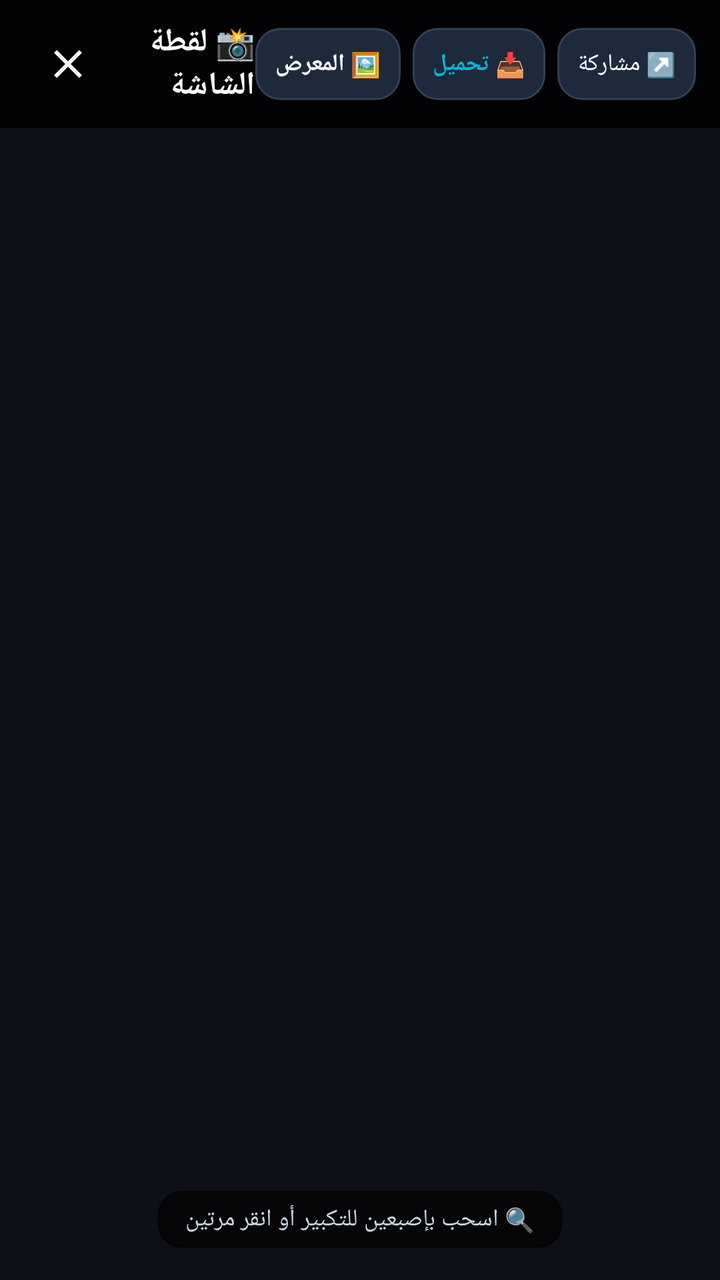
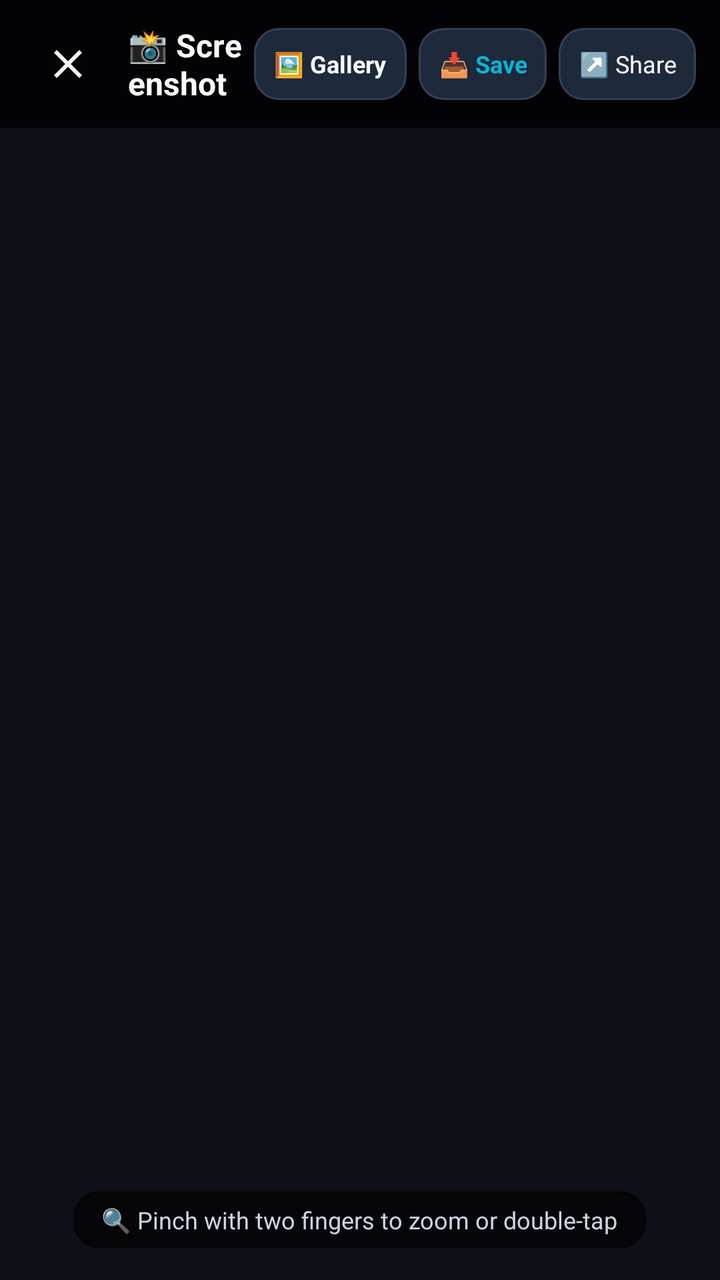

Before-and-after screenshots of an Android layout around one commit, followed by the original layout XML and the change that was made.
<!-- AndroidManifest.xml: application theme Theme.PCRemote -->
<!-- res/layout/dialog_image_preview.xml -->
<?xml version="1.0" encoding="utf-8"?>
<FrameLayout xmlns:android="http://schemas.android.com/apk/res/android"
    xmlns:app="http://schemas.android.com/apk/res-auto"
    android:layout_width="match_parent"
    android:layout_height="match_parent"
    android:background="#FA0F1117">

    <ProgressBar
        android:id="@+id/pbLoading"
        android:layout_width="wrap_content"
        android:layout_height="wrap_content"
        android:layout_gravity="center"
        android:indeterminateTint="@color/accent" />

    <ImageView
        android:id="@+id/ivFullImage"
        android:layout_width="match_parent"
        android:layout_height="match_parent"
        android:contentDescription="Fullscreen Screenshot"
        android:scaleType="fitCenter" />

    
    <LinearLayout
        android:layout_width="match_parent"
        android:layout_height="64dp"
        android:layout_gravity="top"
        android:background="#CC000000"
        android:gravity="center_vertical"
        android:orientation="horizontal"
        android:paddingStart="12dp"
        android:paddingEnd="12dp">

        <ImageButton
            android:id="@+id/btnClose"
            android:layout_width="44dp"
            android:layout_height="44dp"
            android:background="?attr/selectableItemBackgroundBorderless"
            android:contentDescription="Close"
            android:padding="10dp"
            android:src="@drawable/ic_close"
            app:tint="@color/text_primary" />

        <TextView
            android:layout_width="0dp"
            android:layout_height="wrap_content"
            android:layout_marginStart="8dp"
            android:layout_weight="1"
            android:text="📸 لقطة الشاشة"
            android:textColor="@color/text_primary"
            android:textSize="16sp"
            android:textStyle="bold" />

        
        <TextView
            android:id="@+id/btnOpenGallery"
            android:layout_width="wrap_content"
            android:layout_height="36dp"
            android:layout_marginEnd="6dp"
            android:background="@drawable/bg_chip_small"
            android:clickable="true"
            android:focusable="true"
            android:gravity="center"
            android:paddingStart="10dp"
            android:paddingEnd="10dp"
            android:text="🖼️ المعرض"
            android:textColor="@color/text_primary"
            android:textSize="12sp"
            android:textStyle="bold" />

        
        <TextView
            android:id="@+id/btnDownloadImage"
            android:layout_width="wrap_content"
            android:layout_height="36dp"
            android:layout_marginEnd="6dp"
            android:background="@drawable/bg_chip_small"
            android:clickable="true"
            android:focusable="true"
            android:gravity="center"
            android:paddingStart="10dp"
            android:paddingEnd="10dp"
            android:text="📥 تحميل"
            android:textColor="@color/accent"
            android:textSize="12sp"
            android:textStyle="bold" />

        
        <TextView
            android:id="@+id/btnShareImage"
            android:layout_width="wrap_content"
            android:layout_height="36dp"
            android:background="@drawable/bg_chip_small"
            android:clickable="true"
            android:focusable="true"
            android:gravity="center"
            android:paddingStart="10dp"
            android:paddingEnd="10dp"
            android:text="↗️ مشاركة"
            android:textColor="@color/text_primary"
            android:textSize="12sp" />

    </LinearLayout>

    
    <LinearLayout
        android:layout_width="wrap_content"
        android:layout_height="wrap_content"
        android:layout_gravity="bottom|center_horizontal"
        android:layout_marginBottom="16dp"
        android:background="@drawable/bg_chip_small"
        android:backgroundTint="#99000000"
        android:paddingStart="14dp"
        android:paddingTop="6dp"
        android:paddingEnd="14dp"
        android:paddingBottom="6dp">

        <TextView
            android:layout_width="wrap_content"
            android:layout_height="wrap_content"
            android:text="🔍 اسحب بإصبعين للتكبير أو انقر مرتين"
            android:textColor="#CBD5E1"
            android:textSize="12sp" />
    </LinearLayout>

</FrameLayout>
<!-- resources referenced by this layout -->
<resources>
  <color name="accent">#06B6D4</color>
  <color name="text_primary">#F8FAFC</color>
  <!-- drawable bg_chip_small (drawable) -->
  <?xml version="1.0" encoding="utf-8"?>
  <ripple xmlns:android="http://schemas.android.com/apk/res/android"
      android:color="@color/primary_light">
      <item>
          <shape>
              <solid android:color="@color/surface_dark" />
              <stroke android:width="1dp" android:color="@color/surface_variant" />
              <corners android:radius="12dp" />
              <padding
                  android:left="10dp"
                  android:top="5dp"
                  android:right="10dp"
                  android:bottom="5dp" />
          </shape>
      </item>
  </ripple>
  <!-- drawable ic_close (drawable) -->
  <vector xmlns:android="http://schemas.android.com/apk/res/android"
      android:width="24dp"
      android:height="24dp"
      android:viewportWidth="24"
      android:viewportHeight="24">
    <path
        android:fillColor="#FFFFFFFF"
        android:pathData="M19,6.41L17.59,5 12,10.59 6.41,5 5,6.41 10.59,12 5,17.59 6.41,19 12,13.41 17.59,19 19,17.59 13.41,12z"/>
  </vector>
  <style name="Theme.PCRemote" parent="Theme.MaterialComponents.DayNight.NoActionBar">
          
          <item name="colorPrimary">@color/primary</item>
          <item name="colorPrimaryVariant">@color/primary_dark</item>
          <item name="colorOnPrimary">@color/text_primary</item>
          
          <item name="colorSecondary">@color/accent</item>
          <item name="colorSecondaryVariant">@color/accent</item>
          <item name="colorOnSecondary">@color/text_primary</item>
          
          <item name="android:statusBarColor">@color/bg_dark</item>
          <item name="android:windowBackground">@color/bg_dark</item>
      </style>
  <color name="primary_light">#14B8A6</color>
  <color name="surface_dark">#1E293B</color>
  <color name="surface_variant">#334155</color>
  <color name="primary">#0D9488</color>
  <color name="primary_dark">#0F766E</color>
  <color name="bg_dark">#0F172A</color>
</resources>

<!-- the commit's change to res/layout/dialog_image_preview.xml (unified diff, before → after) -->
@@ -45,7 +45,7 @@
             android:layout_height="wrap_content"
             android:layout_marginStart="8dp"
             android:layout_weight="1"
-            android:text="📸 لقطة الشاشة"
+            android:text="📸 Screenshot"
             android:textColor="@color/text_primary"
             android:textSize="16sp"
             android:textStyle="bold" />
@@ -62,7 +62,7 @@
             android:gravity="center"
             android:paddingStart="10dp"
             android:paddingEnd="10dp"
-            android:text="🖼️ المعرض"
+            android:text="🖼️ Gallery"
             android:textColor="@color/text_primary"
             android:textSize="12sp"
             android:textStyle="bold" />
@@ -79,7 +79,7 @@
             android:gravity="center"
             android:paddingStart="10dp"
             android:paddingEnd="10dp"
-            android:text="📥 تحميل"
+            android:text="📥 Save"
             android:textColor="@color/accent"
             android:textSize="12sp"
             android:textStyle="bold" />
@@ -95,7 +95,7 @@
             android:gravity="center"
             android:paddingStart="10dp"
             android:paddingEnd="10dp"
-            android:text="↗️ مشاركة"
+            android:text="↗️ Share"
             android:textColor="@color/text_primary"
             android:textSize="12sp" />
 
@@ -117,7 +117,7 @@
         <TextView
             android:layout_width="wrap_content"
             android:layout_height="wrap_content"
-            android:text="🔍 اسحب بإصبعين للتكبير أو انقر مرتين"
+            android:text="🔍 Pinch with two fingers to zoom or double-tap"
             android:textColor="#CBD5E1"
             android:textSize="12sp" />
     </LinearLayout>
